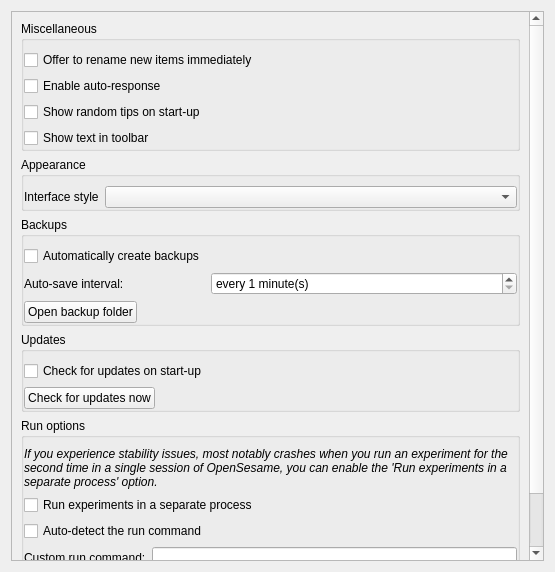
Above: resources/preferences_widget.ui from open-cogsci/OpenSesame before the change. Below: the same form after it.
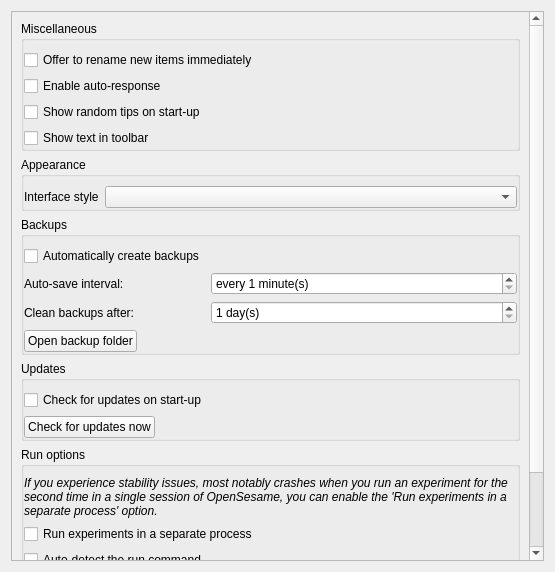
That is the form after the change. Icons and pictures are not drawn.

Commit message: Added automatic removal of old backups

Diff of the .ui file:
```diff
--- a/resources/preferences_widget.ui
+++ b/resources/preferences_widget.ui
@@ -25,7 +25,7 @@
         <x>0</x>
         <y>0</y>
         <width>525</width>
-        <height>633</height>
+        <height>666</height>
        </rect>
       </property>
       <layout class="QVBoxLayout" name="verticalLayout_2">
@@ -172,7 +172,7 @@
             </property>
            </widget>
           </item>
-          <item row="2" column="0">
+          <item row="3" column="0">
            <widget class="QPushButton" name="button_browse_autosave">
             <property name="text">
              <string>Open backup folder</string>
@@ -183,6 +183,26 @@
             </property>
            </widget>
           </item>
+          <item row="2" column="0">
+           <widget class="QLabel" name="label_3">
+            <property name="text">
+             <string>Clean backups after:</string>
+            </property>
+           </widget>
+          </item>
+          <item row="2" column="1">
+           <widget class="QSpinBox" name="spinbox_autosave_max_age">
+            <property name="suffix">
+             <string> day(s)</string>
+            </property>
+            <property name="minimum">
+             <number>1</number>
+            </property>
+            <property name="maximum">
+             <number>365</number>
+            </property>
+           </widget>
+          </item>
          </layout>
         </widget>
        </item>
```
The commit also changes 20 other files.
